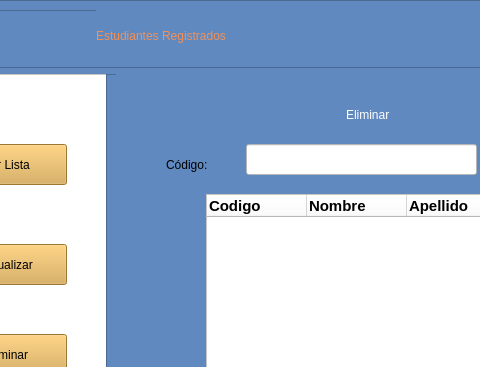
Before: the Qt Designer form informeEstu.ui in Shanem007/AulaVirtual, drawn with Qt 5; both pictures show x 94 to 574 and y 0 to 367 of the 792 by 572 pixel window.
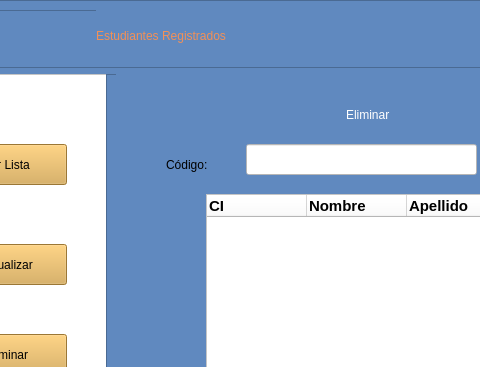
After: the same form once the commit is applied. The open tabs and pages were chosen to show the change.

Diff of the .ui file:
```diff
--- a/informeEstu.ui
+++ b/informeEstu.ui
@@ -446,7 +446,7 @@
              </property>
              <column>
               <property name="text">
-               <string>Codigo</string>
+               <string>CI</string>
               </property>
               <property name="font">
                <font>
```
Left out of the diff: 4 changed lines with no effect on the pictures.
